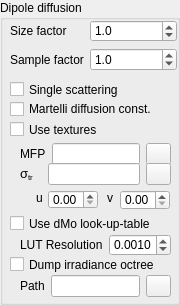
tomka/mitsuba-renderer, file src/qtgui/dipoleBSSRDFWidget.ui: the form before one commit.
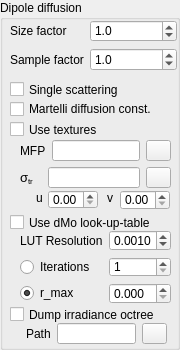
The form after the commit. Icons and pictures are not drawn.

Commit message: dipole-models: Allow manual definition of r_max instead of MC integration

```diff
--- a/src/qtgui/dipoleBSSRDFWidget.ui
+++ b/src/qtgui/dipoleBSSRDFWidget.ui
@@ -7,19 +7,19 @@
     <x>0</x>
     <y>0</y>
     <width>180</width>
-    <height>305</height>
+    <height>350</height>
    </rect>
   </property>
   <property name="minimumSize">
    <size>
     <width>180</width>
-    <height>305</height>
+    <height>350</height>
    </size>
   </property>
   <property name="maximumSize">
    <size>
-    <width>16777215</width>
-    <height>305</height>
+    <width>16777214</width>
+    <height>350</height>
    </size>
   </property>
   <property name="windowTitle">
@@ -149,7 +149,7 @@
       <x>0</x>
       <y>0</y>
       <width>151</width>
-      <height>28</height>
+      <height>21</height>
      </rect>
     </property>
     <layout class="QGridLayout" name="gridLayout_3">
@@ -214,9 +214,9 @@
     <property name="geometry">
      <rect>
       <x>0</x>
-      <y>20</y>
+      <y>27</y>
       <width>151</width>
-      <height>28</height>
+      <height>21</height>
      </rect>
     </property>
     <layout class="QGridLayout" name="gridLayout_4">
@@ -315,7 +315,7 @@
    <property name="geometry">
     <rect>
      <x>10</x>
-     <y>255</y>
+     <y>305</y>
      <width>161</width>
      <height>19</height>
     </rect>
@@ -328,41 +328,75 @@
    <property name="geometry">
     <rect>
      <x>20</x>
-     <y>267</y>
-     <width>161</width>
-     <height>31</height>
+     <y>323</y>
+     <width>151</width>
+     <height>21</height>
     </rect>
    </property>
+   <widget class="QWidget" name="gridLayoutWidget_6">
+    <property name="geometry">
+     <rect>
+      <x>6</x>
+      <y>0</y>
+      <width>141</width>
+      <height>21</height>
+     </rect>
+    </property>
+    <layout class="QGridLayout" name="gridLayout_7">
+     <item row="0" column="0">
+      <widget class="QLabel" name="label_12">
+       <property name="toolTip">
+        <string>The mean free path</string>
+       </property>
+       <property name="text">
+        <string>Path</string>
+       </property>
+      </widget>
+     </item>
+     <item row="0" column="1">
+      <widget class="QLineEdit" name="irrDumpPathEdit"/>
+     </item>
+     <item row="0" column="2">
+      <widget class="QPushButton" name="irrDumpPathButton">
+       <property name="minimumSize">
+        <size>
+         <width>0</width>
+         <height>0</height>
+        </size>
+       </property>
+       <property name="maximumSize">
+        <size>
+         <width>25</width>
+         <height>16777215</height>
+        </size>
+       </property>
+       <property name="text">
+        <string/>
+       </property>
+       <property name="icon">
+        <iconset resource="resources.qrc">
+         <normaloff>:/resources/open16.png</normaloff>:/resources/open16.png</iconset>
+       </property>
+      </widget>
+     </item>
+    </layout>
+   </widget>
+   <zorder>gridLayoutWidget_6</zorder>
+   <zorder>gridLayoutWidget_6</zorder>
   </widget>
   <widget class="QWidget" name="formLayoutWidget">
    <property name="geometry">
     <rect>
      <x>20</x>
-     <y>234</y>
+     <y>230</y>
      <width>153</width>
-     <height>22</height>
+     <height>74</height>
     </rect>
    </property>
    <layout class="QFormLayout" name="formLayout">
-    <item row="0" column="1">
-     <widget class="QDoubleSpinBox" name="lutResolutionSpinBox">
-      <property name="maximumSize">
-       <size>
-        <width>62</width>
-        <height>16777215</height>
-       </size>
-      </property>
-      <property name="decimals">
-       <number>4</number>
-      </property>
-      <property name="singleStep">
-       <double>0.001000000000000</double>
-      </property>
-      <property name="value">
-       <double>0.001000000000000</double>
-      </property>
-     </widget>
-    </item>
+    <property name="fieldGrowthPolicy">
+     <enum>QFormLayout::AllNonFixedFieldsGrow</enum>
+    </property>
     <item row="0" column="0">
      <widget class="QLabel" name="lutLabel">
       <property name="text">
@@ -370,13 +404,84 @@
       </property>
      </widget>
     </item>
+    <item row="0" column="1">
+     <widget class="QDoubleSpinBox" name="lutResolutionSpinBox">
+      <property name="maximumSize">
+       <size>
+        <width>62</width>
+        <height>16777215</height>
+       </size>
+      </property>
+      <property name="decimals">
+       <number>4</number>
+      </property>
+      <property name="singleStep">
+       <double>0.001000000000000</double>
+      </property>
+      <property name="value">
+       <double>0.001000000000000</double>
+      </property>
+     </widget>
+    </item>
+    <item row="1" column="0">
+     <widget class="QRadioButton" name="lutMCRadioButton">
+      <property name="toolTip">
+       <string>Iterations for Monte-Carlo integration of Rd</string>
+      </property>
+      <property name="text">
+       <string>Iterations</string>
+      </property>
+     </widget>
+    </item>
+    <item row="1" column="1">
+     <widget class="QSpinBox" name="lutIterationsSpinBox">
+      <property name="maximumSize">
+       <size>
+        <width>62</width>
+        <height>16777215</height>
+       </size>
+      </property>
+      <property name="minimum">
+       <number>1</number>
+      </property>
+      <property name="maximum">
+       <number>1000000</number>
+      </property>
+     </widget>
+    </item>
+    <item row="2" column="0">
+     <widget class="QRadioButton" name="lutRMaxRadioButton">
+      <property name="text">
+       <string>r_max</string>
+      </property>
+      <property name="checked">
+       <bool>true</bool>
+      </property>
+     </widget>
+    </item>
+    <item row="2" column="1">
+     <widget class="QDoubleSpinBox" name="lutRMaxSpinBox">
+      <property name="maximumSize">
+       <size>
+        <width>62</width>
+        <height>16777215</height>
+       </size>
+      </property>
+      <property name="decimals">
+       <number>3</number>
+      </property>
+      <property name="singleStep">
+       <double>0.010000000000000</double>
+      </property>
+     </widget>
+    </item>
    </layout>
   </widget>
   <widget class="QCheckBox" name="useLutCheckBox">
    <property name="geometry">
     <rect>
      <x>10</x>
-     <y>214</y>
+     <y>213</y>
      <width>161</width>
      <height>19</height>
     </rect>
@@ -388,54 +493,6 @@
     <string>Use dMo look-up-table</string>
    </property>
   </widget>
-  <widget class="QWidget" name="gridLayoutWidget_6">
-   <property name="geometry">
-    <rect>
-     <x>20</x>
-     <y>272</y>
-     <width>151</width>
-     <height>28</height>
-    </rect>
-   </property>
-   <layout class="QGridLayout" name="gridLayout_7">
-    <item row="0" column="0">
-     <widget class="QLabel" name="label_12">
-      <property name="toolTip">
-       <string>The mean free path</string>
-      </property>
-      <property name="text">
-       <string>Path</string>
-      </property>
-     </widget>
-    </item>
-    <item row="0" column="1">
-     <widget class="QLineEdit" name="irrDumpPathEdit"/>
-    </item>
-    <item row="0" column="2">
-     <widget class="QPushButton" name="irrDumpPathButton">
-      <property name="minimumSize">
-       <size>
-        <width>0</width>
-        <height>0</height>
-       </size>
-      </property>
-      <property name="maximumSize">
-       <size>
-        <width>25</width>
-        <height>16777215</height>
-       </size>
-      </property>
-      <property name="text">
-       <string/>
-      </property>
-      <property name="icon">
-       <iconset resource="resources.qrc">
-        <normaloff>:/resources/open16.png</normaloff>:/resources/open16.png</iconset>
-      </property>
-     </widget>
-    </item>
-   </layout>
-  </widget>
  </widget>
  <resources>
   <include location="resources.qrc"/>
```
The commit also changes 7 other files.
